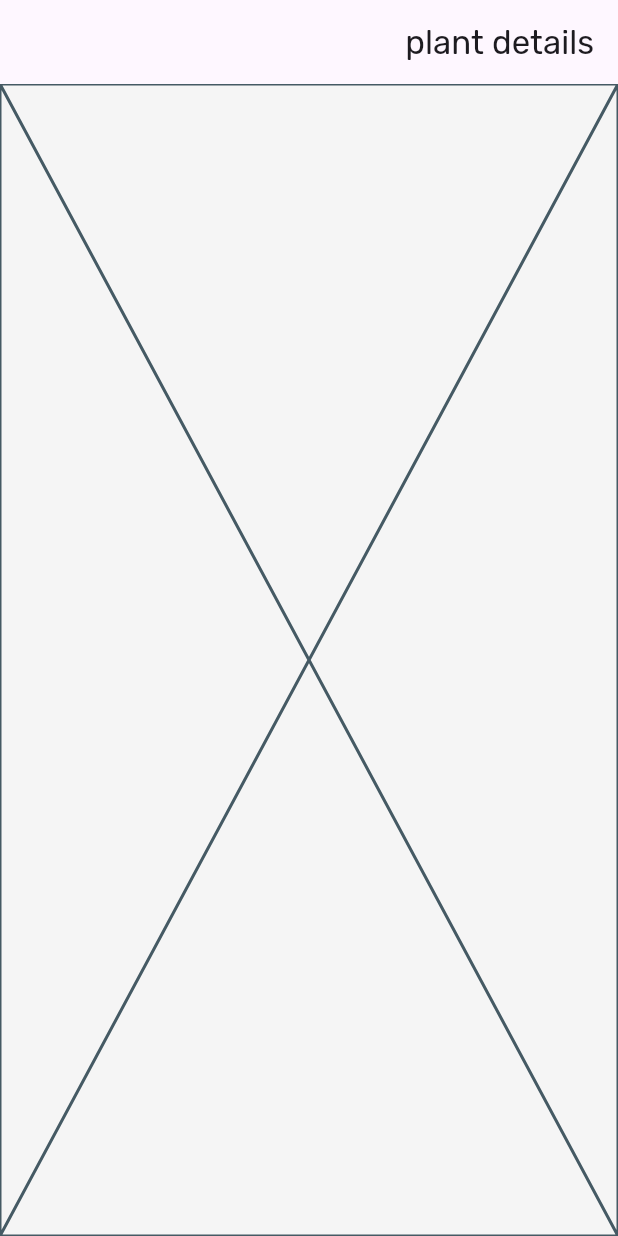
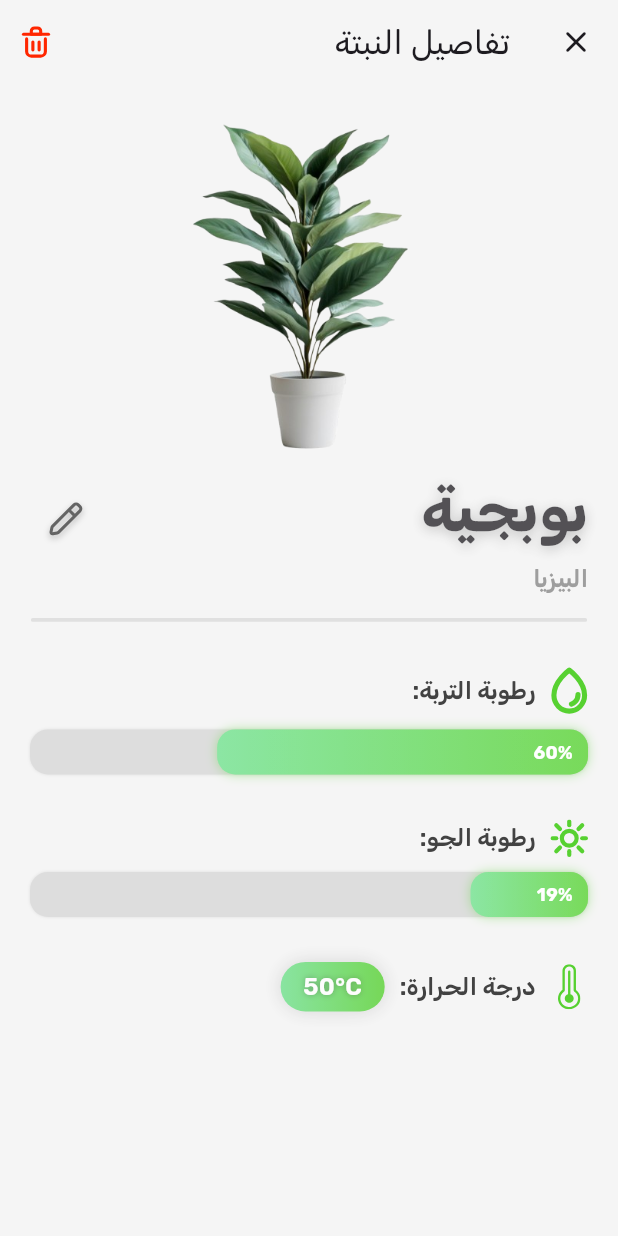
Before and after one commit to StrangerFelix/riwaa, a Flutter app: the PlantDetailsView screen opened by its route, on a phone screen of 412 x 824 dp. Run offline on Flutter 3.47's test engine with Material 3 defaults, Android fonts, the phone set to English and light mode, and no system bars; our stand-ins replace carousel_slider, cloud_firestore, firebase_auth, firebase_core, flutter_bloc, flutter_svg and 4 more; missing offline and left inert: mobile_scanner; accounts and stored records are empty.

Commit message:
completing plant details UI & scan plant UI

```diff
--- /dev/null
+++ b/devtools_options.yaml
@@ -0,0 +1,3 @@
+description: This file stores settings for Dart & Flutter DevTools.
+documentation: https://docs.flutter.dev/tools/devtools/extensions#configure-extension-enablement-states
+extensions:
--- /dev/null
+++ b/lib/core/components/fancyProgressBar.dart
@@ -0,0 +1,135 @@
+import 'package:flutter/material.dart';
+import 'package:riwaa/core/utilities/constants.dart';
+class FancyProgressBar extends StatelessWidget {
+  final double progress; // Progress from 0.0 to 1.0
+  final double height;
+  final double borderRadius;
+  final Color backgroundColor;
+  final List<Color> progressGradient;
+  final bool showPercentage;
+  final TextStyle percentageTextStyle;
+  final bool animate;
+  final Duration animationDuration;
+  final Widget? leadingIcon;
+  final bool showGlowEffect;
+
+  const FancyProgressBar({
+    super.key,
+    required this.progress,
+    this.height = 30.0,
+    this.borderRadius = 12.0,
+    this.backgroundColor = const Color(0xFFDDDDDD),
+    // this.progressGradient = const [ kPrimaryColor,Color(0xFF6FE08D)],
+    this.progressGradient = const [ Color(0xFF6FE08D),kPrimaryColor],
+    // this.progressGradient = const [Color(0xFF61CAFC), Color(0xFF6FE08D)],
+    this.showPercentage = true,
+    this.percentageTextStyle = const TextStyle(
+      color: Colors.white,
+      fontWeight: FontWeight.bold,
+      fontSize: 12.0,
+    ),
+    this.animate = true,
+    this.animationDuration = const Duration(milliseconds: 300),
+    this.leadingIcon,
+    this.showGlowEffect = true,
+  });
+
+  @override
+  Widget build(BuildContext context) {
+    final clampedProgress = progress.clamp(0.0, 1.0);
+
+    return Column(
+      crossAxisAlignment: CrossAxisAlignment.start,
+      mainAxisSize: MainAxisSize.min,
+      children: [
+        SizedBox(
+          height: height,
+          child: Stack(
+            children: [
+              // Background
+              Container(
+                decoration: BoxDecoration(
+                  color: backgroundColor,
+                  borderRadius: BorderRadius.circular(borderRadius),
+                  boxShadow: [
+                    BoxShadow(
+                      color: Colors.black.withValues(alpha: 0.1),
+                      blurRadius: 1,
+                      offset: const Offset(0, 0),
+                    ),
+                  ],
+                ),
+              ),
+
+              // Progress indicator
+              AnimatedContainer(
+                duration: animate ? animationDuration : Duration.zero,
+                width: clampedProgress * MediaQuery.of(context).size.width,
+                decoration: BoxDecoration(
+                  borderRadius: BorderRadius.circular(borderRadius),
+                  gradient: LinearGradient(
+                    colors: progressGradient,
+                    begin: Alignment.centerLeft,
+                    end: Alignment.centerRight,
+                  ),
+                  boxShadow: showGlowEffect ? [
+                    BoxShadow(
+                      color: progressGradient.last.withValues(alpha: 0.4),
+                      blurRadius: 6,
+                      offset: const Offset(0, 0),
+                    ),
+                  ] : null,
+                ),
+                child: Stack(
+                  children: [
+                    // Simple reflection effect (optional)
+                    Positioned.fill(
+                      child: Opacity(
+                        opacity: 0.2,
+                        child: Container(
+                          decoration: BoxDecoration(
+                            borderRadius: BorderRadius.circular(borderRadius),
+                            gradient: const LinearGradient(
+                              begin: Alignment.topCenter,
+                              end: Alignment.bottomCenter,
+                              colors: [Colors.white, Colors.white],
+                              stops: [0.0, 0.5],
+                            ),
+                          ),
+                        ),
+                      ),
+                    ),
+
+                    // Percentage text
+                    if (showPercentage && clampedProgress >= 0.1)
+                      Positioned.fill(
+                        child: Align(
+                          alignment: Alignment.centerRight,
+                          child: Padding(
+                            padding: const EdgeInsets.only(right: 10.0),
+                            child: Text(
+                              '${(clampedProgress * 100).toInt()}%',
+                              style: percentageTextStyle,
+                            ),
+                          ),
+                        ),
+                      ),
+                  ],
+                ),
+              ),
+
+              // Leading icon (optional)
+              if (leadingIcon != null)
+                Positioned(
+                  left: 8,
+                  top: 0,
+                  bottom: 0,
+                  child: Center(child: leadingIcon),
+                ),
+            ],
+          ),
+        ),
+      ],
+    );
+  }
+}
--- a/lib/core/utilities/appAssets.dart
+++ b/lib/core/utilities/appAssets.dart
@@ -14,6 +14,8 @@ abstract class AppAssets {
   static const tempunit = "assets/icons/tempunit.svg";
   static const qrcode = "assets/icons/qrcode.svg";
   static const warning = "assets/icons/warning.svg";
+  static const delete = "assets/icons/delete.svg";
+  static const edit = "assets/icons/edit.svg";
 
   static String navBarIcon (int index,bool isactive) {
     switch (index) {
--- a/lib/features/home/presentation/views/plantDetailsView.dart
+++ b/lib/features/home/presentation/views/plantDetailsView.dart
@@ -1,4 +1,8 @@
 import 'package:flutter/material.dart';
+import 'package:flutter_svg/svg.dart';
+import 'package:go_router/go_router.dart';
+import 'package:riwaa/core/utilities/appAssets.dart';
+import 'package:riwaa/core/utilities/constants.dart';
 import 'package:riwaa/features/home/presentation/views/widgets/plantDetails/plantDetailsViewBody.dart';
 
 class PlantDetailsView extends StatelessWidget {
@@ -8,7 +12,22 @@ class PlantDetailsView extends StatelessWidget {
   Widget build(BuildContext context) {
     return Scaffold(
       appBar: AppBar(
-        title: const Text('plant details'),
+        backgroundColor: kMainBackgroundColor,
+        elevation: 0.0,
+        title: const Text('تفاصيل النبتة'),
+        leading: IconButton(
+          onPressed: () => GoRouter.of(context).pop(),
+          icon: const Icon(Icons.close_rounded)
+        ),
+        actions: [
+          IconButton(
+            onPressed: () {},
+            icon: SvgPicture.asset(
+              AppAssets.delete,
+              width: 25,
+            )
+          ),
+        ],
       ),
       body: const PlantDetailsViewBody(),
     );
--- a/lib/features/home/presentation/views/widgets/addPlant/addPlantForm.dart
+++ b/lib/features/home/presentation/views/widgets/addPlant/addPlantForm.dart
@@ -78,12 +78,11 @@ class _AddPlantFormState extends State<AddPlantForm> {
                       selectedItem != null ? dropdownNullIndicator = false : dropdownNullIndicator = true;
                     });
                     if (_formKey.currentState!.validate() && !dropdownNullIndicator) {
-                      Map<String,String?> data = {
-                        'name': nameController.text,
-                        'type': selectedItem?.value,
-                        'hash': widget.hash
-                      };
-                      print(data);
+                      // Map<String,String?> data = {
+                      //   'name': nameController.text,
+                      //   'type': selectedItem?.value,
+                      //   'hash': widget.hash
+                      // };
                     }
                   },
                   text: 'إضافة النبتة'
--- a/lib/features/home/presentation/views/widgets/home/myPlants/myPlantsBox.dart
+++ b/lib/features/home/presentation/views/widgets/home/myPlants/myPlantsBox.dart
@@ -40,11 +40,13 @@ class MyPlantsBox extends StatelessWidget {
                     ),
                   ),
                 ),
-                Text(
-                  'البيزيا',
-                  style: AppStyles.titleMedium.copyWith(
-                    color: Colors.black.withValues(alpha: 0.75),
-                    letterSpacing: 0.95
+                Opacity(
+                  opacity: .75,
+                  child: Text(
+                    'بوبجية',
+                    style: AppStyles.titleLarge.copyWith(
+                      color: Colors.black,
+                    ),
                   ),
                 ),
                 const SizedBox(height: 10,),
--- /dev/null
+++ b/lib/features/home/presentation/views/widgets/plantDetails/plantDetailItem.dart
@@ -0,0 +1,37 @@
+import 'package:flutter/material.dart';
+import 'package:flutter_svg/svg.dart';
+import 'package:riwaa/core/components/fancyProgressBar.dart';
+import 'package:riwaa/core/utilities/appStyles.dart';
+
+class PlantDetailItem extends StatelessWidget {
+  const PlantDetailItem({super.key, this.percentage = 0.0, required this.icon, required this.title});
+  final double percentage;
+  final String icon;
+  final String title;
+  @override
+  Widget build(BuildContext context) {
+    return Column(
+      children: [
+        Row(
+          children: [
+            SvgPicture.asset(
+              icon,
+              width: 25,
+            ),
+            const SizedBox(width: 10,),
+            Text(
+              title,
+              style: AppStyles.bodySmall.copyWith(
+                color: Colors.grey.shade800
+              ),
+            ),
+          ],
+        ),
+        const SizedBox(height: 10,),
+        FancyProgressBar(
+          progress: percentage,
+        ),
+      ],
+    );
+  }
+}
--- a/lib/features/home/presentation/views/widgets/plantDetails/plantDetailsViewBody.dart
+++ b/lib/features/home/presentation/views/widgets/plantDetails/plantDetailsViewBody.dart
@@ -1,10 +1,96 @@
 import 'package:flutter/material.dart';
+import 'package:flutter_svg/svg.dart';
+import 'package:riwaa/core/components/svgWithShadow.dart';
+import 'package:riwaa/core/utilities/appAssets.dart';
+import 'package:riwaa/core/utilities/appStyles.dart';
+import 'package:riwaa/core/utilities/constants.dart';
+import 'package:riwaa/features/home/presentation/views/widgets/plantDetails/plantDetailItem.dart';
+import 'package:riwaa/features/home/presentation/views/widgets/plantDetails/plantTemperature.dart';
 
 class PlantDetailsViewBody extends StatelessWidget {
   const PlantDetailsViewBody({super.key});
 
   @override
   Widget build(BuildContext context) {
-    return const Placeholder();
+    return Column(
+      children: [
+        Expanded(
+          flex: 1,
+          child: Image(
+            image: AssetImage(AppAssets.potImage('ficus')),
+            fit: BoxFit.cover,
+          ),
+        ),
+        Expanded(
+          flex: 2,
+          child: Padding(
+            padding: const EdgeInsets.symmetric(horizontal: kHorizontalPadding),
+            child: Column(
+              crossAxisAlignment: CrossAxisAlignment.center,
+              children: [
+                Row(
+                  crossAxisAlignment: CrossAxisAlignment.start,
+                  children: [
+                    Column(
+                      crossAxisAlignment: CrossAxisAlignment.start,
+                      children: [
+                        Opacity(
+                          opacity: .75,
+                          child: Text(
+                            'بوبجية',
+                            style: AppStyles.titleLarge.copyWith(
+                              shadows: AppStyles.mainTextShadows,
+                              fontSize: 40.0,
+                            ),
+                          ),
+                        ),
+                        const SizedBox(height: 5,),
+                        Text(
+                          'البيزيا',
+                          style: AppStyles.bodySmall.copyWith(color: Colors.grey),
+                        ),
+                        const SizedBox(height: 15,),
+                      ],
+                    ),
+                    const Spacer(),
+                    Padding(
+                      padding: const EdgeInsets.symmetric(vertical: 10),
+                      child: IconButton(
+                        onPressed: () {},
+                        icon: SvgWithShadow(child: SvgPicture.asset(AppAssets.edit)),
+                      ),
+                    ),
+                  ],
+                ),
+                Container(
+                  height: 2.5,
+                  width: MediaQuery.sizeOf(context).width * .9,
+                  decoration: BoxDecoration(
+                    color: Colors.grey[300],
+                    borderRadius: const BorderRadius.all(Radius.circular(20))
+
+                  ),
+                ),
+                const SizedBox(height: 30,),
+                const PlantDetailItem(
+                  icon: AppAssets.drop,
+                  title: 'رطوبة التربة:',
+                  percentage: 0.6,
+                ),
+                const SizedBox(height: 30,),
+                const PlantDetailItem(
+                  icon: AppAssets.sun,
+                  title: 'رطوبة الجو:',
+                  percentage: 0.19,
+                ),
+                const SizedBox(height: 30,),
+                const PlantTemperature(temperature: 50,)
+
+              ],
+            ),
+          )
+        )
+      ],
+    );
   }
 }
--- /dev/null
+++ b/lib/features/home/presentation/views/widgets/plantDetails/plantTemperature.dart
@@ -0,0 +1,62 @@
+import 'package:flutter/material.dart';
+import 'package:flutter_svg/svg.dart';
+import 'package:riwaa/core/utilities/appAssets.dart';
+import 'package:riwaa/core/utilities/appStyles.dart';
+import 'package:riwaa/core/utilities/constants.dart';
+
+class PlantTemperature extends StatelessWidget {
+  const PlantTemperature({this.temperature = 0,super.key});
+  final double temperature;
+  @override
+  Widget build(BuildContext context) {
+    return Row(
+      children: [
+        Padding(
+          padding: const EdgeInsets.symmetric(horizontal: 5),
+          child: SvgPicture.asset(
+            AppAssets.temp,
+
+            width: 15,
+          ),
+        ),
+        const SizedBox(width: 10,),
+        Text(
+          'درجة الحرارة:',
+          style: AppStyles.bodySmall.copyWith(
+            color: Colors.grey.shade800
+          ),
+        ),
+        const SizedBox(width: 10,),
+        Opacity(
+          opacity: .8,
+          child: Container(
+            padding: const EdgeInsets.symmetric(horizontal: 15, vertical: 5),
+            decoration: BoxDecoration(
+              boxShadow: AppStyles.mainBoxShadows,
+              gradient: const LinearGradient(
+                colors: [ Color(0xFF6FE08D),kPrimaryColor],
+                begin: AlignmentDirectional.centerEnd,
+                end: AlignmentDirectional.centerStart,
+
+              ),
+              borderRadius: kContainerBorderRadius,
+            ),
+            child: Text(
+              '${temperature.toInt()}°C',
+              style: AppStyles.bodySmall.copyWith(
+                color: Colors.white,
+                shadows: [
+                  Shadow(
+                    color: Colors.black.withValues(alpha: 0.35),
+                    offset: const Offset(0, 0),
+                    blurRadius: 5,
+                  ),
+                ]
+              ),
+            ),
+          ),
+        ),
+      ],
+    );
+  }
+}
--- a/lib/features/scan/presentation/views/scanView.dart
+++ b/lib/features/scan/presentation/views/scanView.dart
@@ -6,11 +6,8 @@ class ScanView extends StatelessWidget {
 
   @override
   Widget build(BuildContext context) {
-    return Scaffold(
-      appBar: AppBar(
-        title: const Text('scan plant'),
-      ),
-      body: const ScanViewBody()
+    return const Scaffold(
+      body: ScanViewBody()
     );
   }
 }
--- a/lib/features/scan/presentation/views/widgets/scanViewBody.dart
+++ b/lib/features/scan/presentation/views/widgets/scanViewBody.dart
@@ -1,10 +1,53 @@
 import 'package:flutter/material.dart';
+import 'package:go_router/go_router.dart';
+import 'package:riwaa/core/utilities/appStyles.dart';
+import 'package:riwaa/core/utilities/constants.dart';
 
 class ScanViewBody extends StatelessWidget {
   const ScanViewBody({super.key});
 
   @override
   Widget build(BuildContext context) {
-    return const Placeholder();
+    return Stack(
+      children: [
+        Expanded(
+          child: Container(
+            color: kPrimaryColor,
+            child: Directionality(
+              textDirection: TextDirection.ltr,
+              child: Center(
+                child: Text(
+                  'Comming Soon...',
+                  style: AppStyles.titleLarge.copyWith(
+                    color: Colors.white,
+                    shadows: AppStyles.mainTextShadows,
+                    fontWeight: FontWeight.w500
+                  ),
+                ),
+              ),
+            ),
+          )
+        ),
+        Column(
+          children: [
+            SizedBox(
+              height: MediaQuery.paddingOf(context).top,
+            ),
+            SizedBox(
+              width: double.infinity,
+              height: 50,
+              child: Align(
+                alignment: AlignmentDirectional.centerStart,
+                child: IconButton(
+                  onPressed: () => context.pop(),
+                  icon: const Icon(Icons.close_rounded, color: Colors.white),
+                ),
+              )
+            ),
+          ],
+        ),
+
+      ],
+    );
   }
 }
```
Also changed, not shown: assets/icons/delete.svg (added), assets/icons/edit.svg (added).
